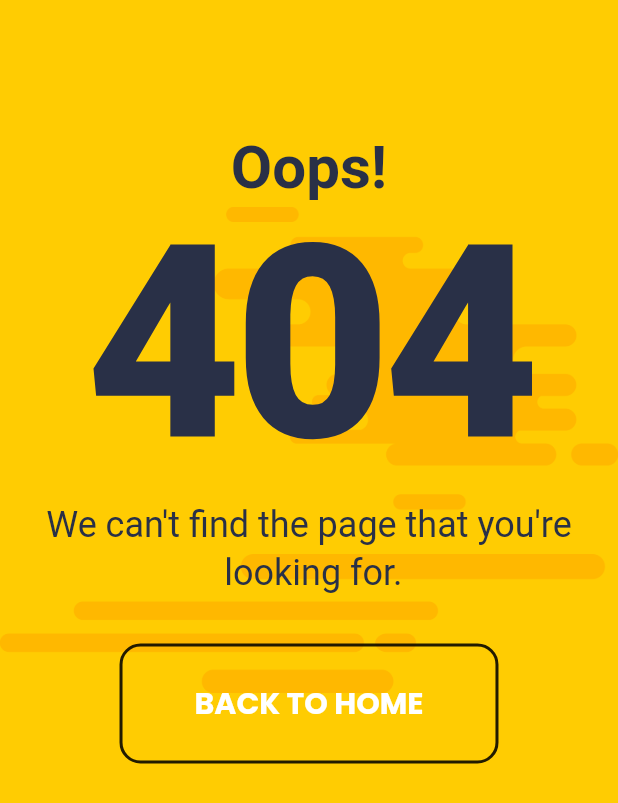
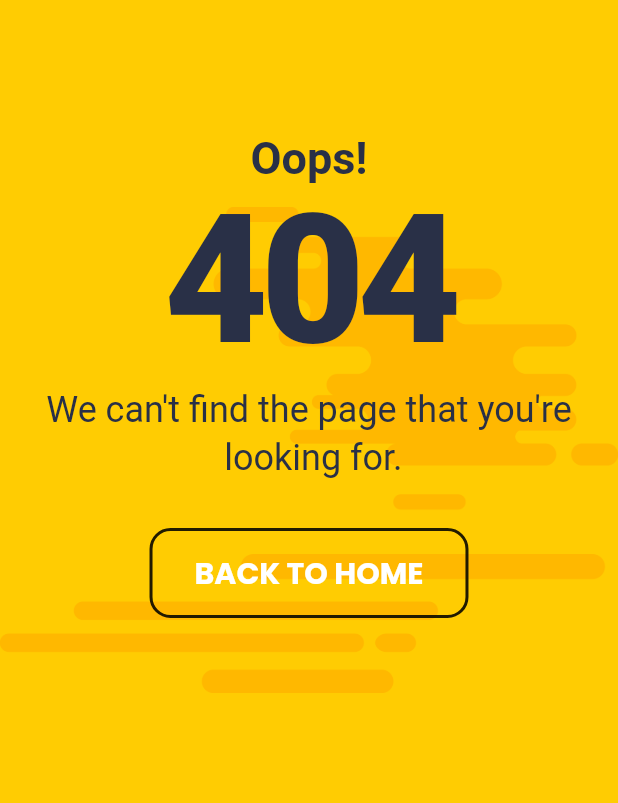
Before and after one commit to Pszione/flutter_responsive_website, a Flutter app: the Error404Screen screen opened directly, on a phone screen of 412 x 824 dp. Shown: the top 803 px of the screen. Run offline on Flutter 3.47's test engine with Material 2 defaults, Android fonts, the light colour scheme and no system bars; our stand-ins replace animated_text_kit, flutter_svg, google_fonts.

Commit message:
Responsive Website -  404 error screen version 01

```diff
--- a/lib/screens/404/body.dart
+++ b/lib/screens/404/body.dart
@@ -61,22 +61,25 @@ class ErrorText extends StatelessWidget {
               .textTheme
               .headline5!
               .copyWith(color: const Color(0xFF293047), height: 1.1),
-          child: const Text.rich(
+          child: Text.rich(
             TextSpan(
               children: [
                 TextSpan(
                   text: 'Oops!\n',
-                  style: TextStyle(fontSize: 40, fontWeight: FontWeight.bold),
+                  style: TextStyle(
+                    fontSize: Responsive.isDesktop(context) ? 40 : 30,
+                    fontWeight: FontWeight.bold,
+                  ),
                 ),
                 TextSpan(
                   text: '404\n',
                   style: TextStyle(
-                    fontSize: 180,
+                    fontSize: Responsive.isDesktop(context) ? 180 : 120,
                     fontWeight: FontWeight.w900,
                     letterSpacing: -5,
                   ),
                 ),
-                TextSpan(
+                const TextSpan(
                   text: "We can't find the page that you're\n looking for.",
                   style: TextStyle(height: 1.35),
                 ),
@@ -88,7 +91,9 @@ class ErrorText extends StatelessWidget {
         const SizedBox(height: kHugePadding),
         ElevatedButton(
           style: TextButton.styleFrom(
-            padding: const EdgeInsets.symmetric(horizontal: 50, vertical: 25),
+            padding: Responsive.isDesktop(context)
+                ? const EdgeInsets.symmetric(horizontal: 50, vertical: 25)
+                : const EdgeInsets.symmetric(horizontal: 30, vertical: 15),
             backgroundColor: Colors.transparent,
             shadowColor: Colors.transparent,
             shape: const RoundedRectangleBorder(
```
